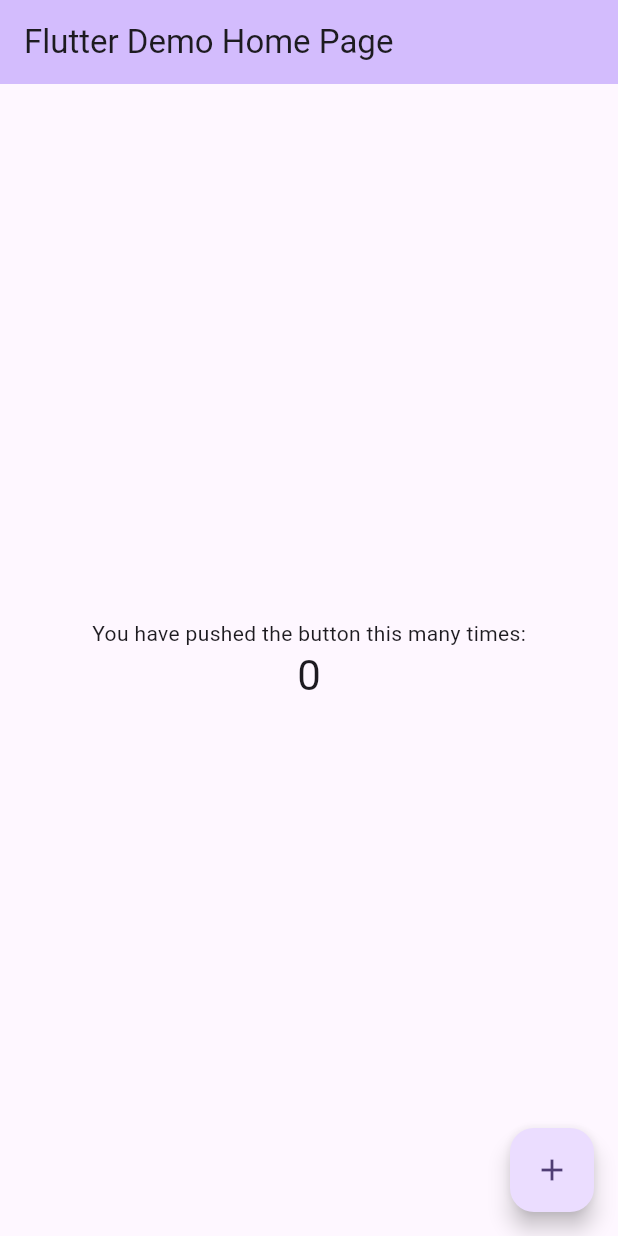
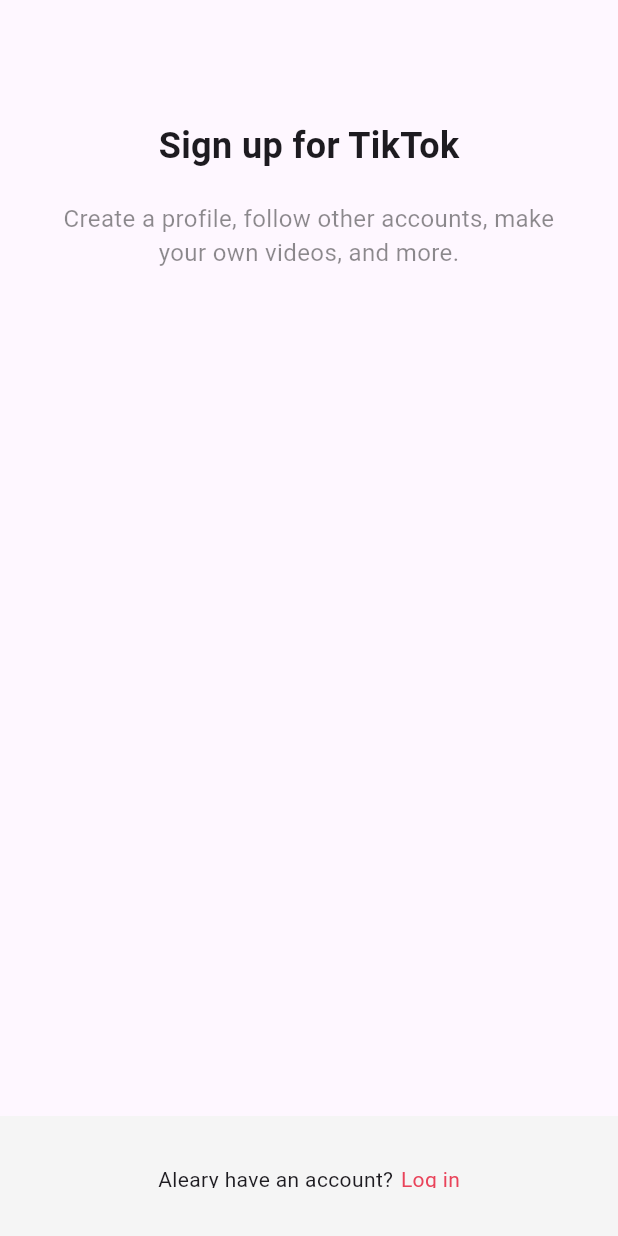
Before and after one commit to YongWanJin/FlutterExercise5, a Flutter app: the screen it shows after launch, on a phone screen of 412 x 824 dp. Run offline on Flutter 3.47's test engine with Material 3 defaults, Android fonts, the phone set to English and light mode, and no system bars.

Commit message:
feat : 회원 가입 화면 문구 작성.

```diff
--- /dev/null
+++ b/lib/constants/gaps.dart
@@ -0,0 +1,68 @@
+import 'package:flutter/material.dart';
+import 'package:tiktok_clone/constants/sizes.dart';
+
+/// Sizes의 값들을 조합해서 만든 SizedBox의 모음. 앱 전체의 요소에 여백(margin)을 일관성 있게 줄 수 있다.
+class Gaps {
+  // Vertical Gaps
+  static const v1 = SizedBox(height: Sizes.size1);
+  static const v2 = SizedBox(height: Sizes.size2);
+  static const v3 = SizedBox(height: Sizes.size3);
+  static const v4 = SizedBox(height: Sizes.size4);
+  static const v5 = SizedBox(height: Sizes.size5);
+  static const v6 = SizedBox(height: Sizes.size6);
+  static const v7 = SizedBox(height: Sizes.size7);
+  static const v8 = SizedBox(height: Sizes.size8);
+  static const v9 = SizedBox(height: Sizes.size9);
+  static const v10 = SizedBox(height: Sizes.size10);
+  static const v11 = SizedBox(height: Sizes.size11);
+  static const v12 = SizedBox(height: Sizes.size12);
+  static const v14 = SizedBox(height: Sizes.size14);
+  static const v16 = SizedBox(height: Sizes.size16);
+  static const v20 = SizedBox(height: Sizes.size20);
+  static const v24 = SizedBox(height: Sizes.size24);
+  static const v28 = SizedBox(height: Sizes.size28);
+  static const v32 = SizedBox(height: Sizes.size32);
+  static const v36 = SizedBox(height: Sizes.size36);
+  static const v40 = SizedBox(height: Sizes.size40);
+  static const v44 = SizedBox(height: Sizes.size44);
+  static const v48 = SizedBox(height: Sizes.size48);
+  static const v52 = SizedBox(height: Sizes.size52);
+  static const v56 = SizedBox(height: Sizes.size56);
+  static const v60 = SizedBox(height: Sizes.size60);
+  static const v64 = SizedBox(height: Sizes.size64);
+  static const v72 = SizedBox(height: Sizes.size72);
+  static const v80 = SizedBox(height: Sizes.size80);
+  static const v96 = SizedBox(height: Sizes.size96);
+
+  // Horizontal Gaps
+
+  static const h1 = SizedBox(width: Sizes.size1);
+  static const h2 = SizedBox(width: Sizes.size2);
+  static const h3 = SizedBox(width: Sizes.size3);
+  static const h4 = SizedBox(width: Sizes.size4);
+  static const h5 = SizedBox(width: Sizes.size5);
+  static const h6 = SizedBox(width: Sizes.size6);
+  static const h7 = SizedBox(width: Sizes.size7);
+  static const h8 = SizedBox(width: Sizes.size8);
+  static const h9 = SizedBox(width: Sizes.size9);
+  static const h10 = SizedBox(width: Sizes.size10);
+  static const h11 = SizedBox(width: Sizes.size11);
+  static const h12 = SizedBox(width: Sizes.size12);
+  static const h14 = SizedBox(width: Sizes.size14);
+  static const h16 = SizedBox(width: Sizes.size16);
+  static const h20 = SizedBox(width: Sizes.size20);
+  static const h24 = SizedBox(width: Sizes.size24);
+  static const h28 = SizedBox(width: Sizes.size28);
+  static const h32 = SizedBox(width: Sizes.size32);
+  static const h36 = SizedBox(width: Sizes.size36);
+  static const h40 = SizedBox(width: Sizes.size40);
+  static const h44 = SizedBox(width: Sizes.size44);
+  static const h48 = SizedBox(width: Sizes.size48);
+  static const h52 = SizedBox(width: Sizes.size52);
+  static const h56 = SizedBox(width: Sizes.size56);
+  static const h60 = SizedBox(width: Sizes.size60);
+  static const h64 = SizedBox(width: Sizes.size64);
+  static const h72 = SizedBox(width: Sizes.size72);
+  static const h80 = SizedBox(width: Sizes.size80);
+  static const h96 = SizedBox(width: Sizes.size96);
+}
--- /dev/null
+++ b/lib/constants/sizes.dart
@@ -0,0 +1,32 @@
+/// 앱의 전체 요소의 크기 및 여백에 일관성을 주기 위해 수치들을 변수화 시킨 클래스
+class Sizes {
+  static const size1 = 1.0;
+  static const size2 = 2.0;
+  static const size3 = 3.0;
+  static const size4 = 4.0;
+  static const size5 = 5.0;
+  static const size6 = 6.0;
+  static const size7 = 7.0;
+  static const size8 = 8.0;
+  static const size9 = 9.0;
+  static const size10 = 10.0;
+  static const size11 = 11.0;
+  static const size12 = 12.0;
+  static const size14 = 14.0;
+  static const size16 = 16.0;
+  static const size20 = 20.0;
+  static const size24 = 24.0;
+  static const size28 = 28.0;
+  static const size32 = 32.0;
+  static const size36 = 36.0;
+  static const size40 = 40.0;
+  static const size44 = 44.0;
+  static const size48 = 48.0;
+  static const size52 = 52.0;
+  static const size56 = 56.0;
+  static const size60 = 60.0;
+  static const size64 = 64.0;
+  static const size72 = 72.0;
+  static const size80 = 80.0;
+  static const size96 = 96.0;
+}
--- a/lib/main.dart
+++ b/lib/main.dart
@@ -1,122 +1,20 @@
 import 'package:flutter/material.dart';
+import 'package:tiktok_clone/screens/sign_up/sign_up_screen.dart';
 
 void main() {
-  runApp(const MyApp());
+  runApp(const TikTokApp());
 }
 
-class MyApp extends StatelessWidget {
-  const MyApp({super.key});
+class TikTokApp extends StatelessWidget {
+  const TikTokApp({super.key});
 
   // This widget is the root of your application.
   @override
   Widget build(BuildContext context) {
     return MaterialApp(
-      title: 'Flutter Demo',
-      theme: ThemeData(
-        // This is the theme of your application.
-        //
-        // TRY THIS: Try running your application with "flutter run". You'll see
-        // the application has a purple toolbar. Then, without quitting the app,
-        // try changing the seedColor in the colorScheme below to Colors.green
-        // and then invoke "hot reload" (save your changes or press the "hot
-        // reload" button in a Flutter-supported IDE, or press "r" if you used
-        // the command line to start the app).
-        //
-        // Notice that the counter didn't reset back to zero; the application
-        // state is not lost during the reload. To reset the state, use hot
-        // restart instead.
-        //
-        // This works for code too, not just values: Most code changes can be
-        // tested with just a hot reload.
-        colorScheme: .fromSeed(seedColor: Colors.deepPurple),
-      ),
-      home: const MyHomePage(title: 'Flutter Demo Home Page'),
+      title: 'TikTok Clone',
+      theme: ThemeData(primaryColor: Color(0xFFE9435A)),
+      home: SignUpScreen(),
     );
   }
 }
-
-class MyHomePage extends StatefulWidget {
-  const MyHomePage({super.key, required this.title});
-
-  // This widget is the home page of your application. It is stateful, meaning
-  // that it has a State object (defined below) that contains fields that affect
-  // how it looks.
-
-  // This class is the configuration for the state. It holds the values (in this
-  // case the title) provided by the parent (in this case the App widget) and
-  // used by the build method of the State. Fields in a Widget subclass are
-  // always marked "final".
-
-  final String title;
-
-  @override
-  State<MyHomePage> createState() => _MyHomePageState();
-}
-
-class _MyHomePageState extends State<MyHomePage> {
-  int _counter = 0;
-
-  void _incrementCounter() {
-    setState(() {
-      // This call to setState tells the Flutter framework that something has
-      // changed in this State, which causes it to rerun the build method below
-      // so that the display can reflect the updated values. If we changed
-      // _counter without calling setState(), then the build method would not be
-      // called again, and so nothing would appear to happen.
-      _counter++;
-    });
-  }
-
-  @override
-  Widget build(BuildContext context) {
-    // This method is rerun every time setState is called, for instance as done
-    // by the _incrementCounter method above.
-    //
-    // The Flutter framework has been optimized to make rerunning build methods
-    // fast, so that you can just rebuild anything that needs updating rather
-    // than having to individually change instances of widgets.
-    return Scaffold(
-      appBar: AppBar(
-        // TRY THIS: Try changing the color here to a specific color (to
-        // Colors.amber, perhaps?) and trigger a hot reload to see the AppBar
-        // change color while the other colors stay the same.
-        backgroundColor: Theme.of(context).colorScheme.inversePrimary,
-        // Here we take the value from the MyHomePage object that was created by
-        // the App.build method, and use it to set our appbar title.
-        title: Text(widget.title),
-      ),
-      body: Center(
-        // Center is a layout widget. It takes a single child and positions it
-        // in the middle of the parent.
-        child: Column(
-          // Column is also a layout widget. It takes a list of children and
-          // arranges them vertically. By default, it sizes itself to fit its
-          // children horizontally, and tries to be as tall as its parent.
-          //
-          // Column has various properties to control how it sizes itself and
-          // how it positions its children. Here we use mainAxisAlignment to
-          // center the children vertically; the main axis here is the vertical
-          // axis because Columns are vertical (the cross axis would be
-          // horizontal).
-          //
-          // TRY THIS: Invoke "debug painting" (choose the "Toggle Debug Paint"
-          // action in the IDE, or press "p" in the console), to see the
-          // wireframe for each widget.
-          mainAxisAlignment: .center,
-          children: [
-            const Text('You have pushed the button this many times:'),
-            Text(
-              '$_counter',
-              style: Theme.of(context).textTheme.headlineMedium,
-            ),
-          ],
-        ),
-      ),
-      floatingActionButton: FloatingActionButton(
-        onPressed: _incrementCounter,
-        tooltip: 'Increment',
-        child: const Icon(Icons.add),
-      ),
-    );
-  }
-}
--- /dev/null
+++ b/lib/screens/sign_up/sign_up_screen.dart
@@ -0,0 +1,53 @@
+import 'package:flutter/material.dart';
+import 'package:tiktok_clone/constants/gaps.dart';
+import 'package:tiktok_clone/constants/sizes.dart';
+
+class SignUpScreen extends StatelessWidget {
+  const SignUpScreen({super.key});
+
+  @override
+  Widget build(BuildContext context) {
+    return Scaffold(
+      body: SafeArea(
+        child: Padding(
+          padding: const EdgeInsets.symmetric(horizontal: Sizes.size40),
+          child: Column(
+            children: [
+              Gaps.v80,
+              Text(
+                "Sign up for TikTok",
+                style: TextStyle(
+                  fontSize: Sizes.size24,
+                  fontWeight: FontWeight.w700,
+                ),
+              ),
+              Gaps.v20,
+              Text(
+                "Create a profile, follow other accounts, make your own videos, and more.",
+                style: TextStyle(fontSize: Sizes.size16, color: Colors.black45),
+                textAlign: TextAlign.center,
+              ),
+            ],
+          ),
+        ),
+      ),
+      bottomNavigationBar: BottomAppBar(
+        color: Colors.grey.shade100,
+        child: Padding(
+          padding: const EdgeInsets.symmetric(vertical: Sizes.size20),
+          child: Row(
+            mainAxisAlignment: MainAxisAlignment.center,
+            children: [
+              Text("Aleary have an account?"),
+              Gaps.h5,
+              Text(
+                "Log in",
+                style: TextStyle(color: Theme.of(context).primaryColor),
+              ),
+            ],
+          ),
+        ),
+      ),
+    );
+  }
+}
```
Also changed, not shown: 1 other file.
